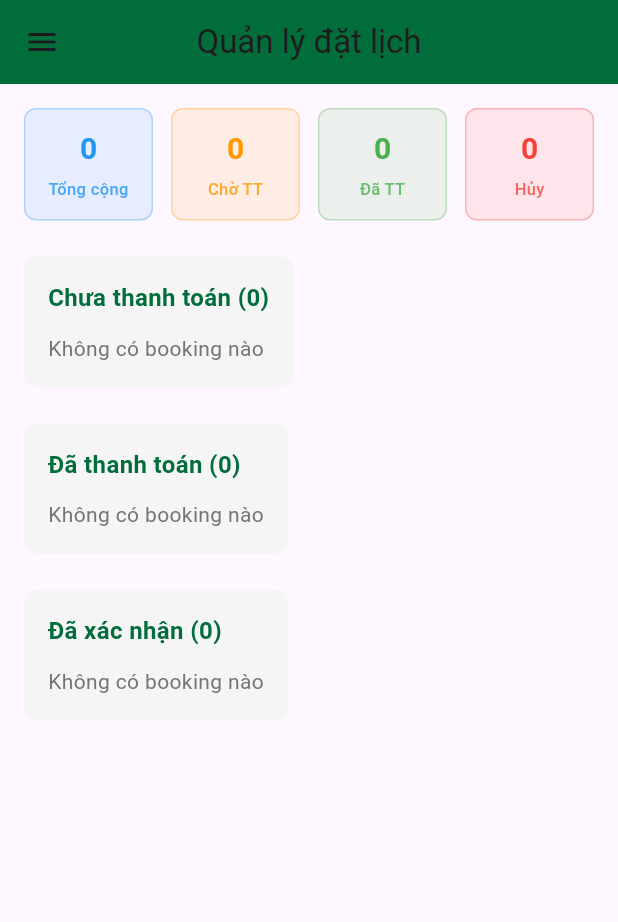
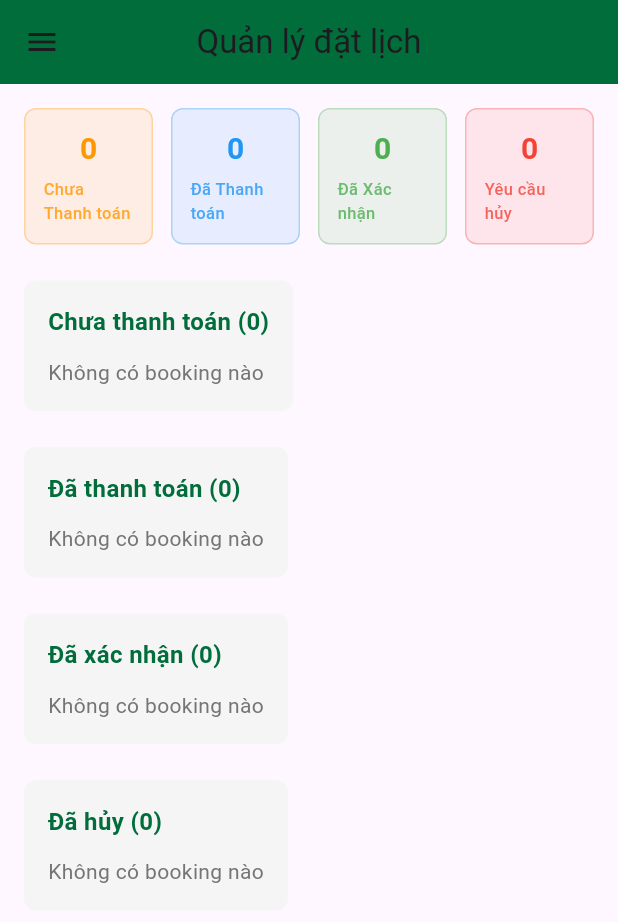
Before and after one commit to votanhoang483/SE357.Q12-CALO-Booking-App, a Flutter app: the StaffScreen screen opened directly, on a phone screen of 412 x 824 dp. Shown: the top 922 px of the screen. Run offline on Flutter 3.47's test engine with Material 3 defaults, Android fonts, the phone set to English and light mode, and no system bars; our stand-ins replace cloud_firestore, firebase_auth, firebase_core, flutter_riverpod; accounts and stored records are empty.

Commit message:
adjust staff screen

```diff
--- a/calo_booking_app/lib/presentation/screens/register_screen.dart
+++ b/calo_booking_app/lib/presentation/screens/register_screen.dart
@@ -134,6 +134,7 @@ class _RegisterScreenState extends ConsumerState<RegisterScreen> {
         backgroundColor: const Color(0xFF016D3B),
         elevation: 0,
       ),
+      backgroundColor: Colors.white,
       body: SafeArea(
         child: SingleChildScrollView(
           child: Padding(
--- a/calo_booking_app/lib/presentation/screens/staff_screen.dart
+++ b/calo_booking_app/lib/presentation/screens/staff_screen.dart
@@ -82,11 +82,13 @@ class _StaffScreenState extends ConsumerState<StaffScreen> {
 
   Widget _buildBody(List<Map<String, dynamic>> bookings) {
     // Calculate stats
-    final totalBookings = bookings.length;
     final pendingPayment = bookings
         .where((b) => b['status'] == 'Chưa thanh toán')
         .length;
     final paid = bookings.where((b) => b['status'] == 'Đã thanh toán').length;
+    final confirmed = bookings
+        .where((b) => b['status'] == 'Đã xác nhận')
+        .length;
     final cancelRequests = bookings
         .where((b) => b['status'] == 'Yêu cầu hủy')
         .length;
@@ -98,7 +100,7 @@ class _StaffScreenState extends ConsumerState<StaffScreen> {
           crossAxisAlignment: CrossAxisAlignment.start,
           children: [
             // Stats Cards
-            _buildStatsRow(totalBookings, pendingPayment, paid, cancelRequests),
+            _buildStatsRow(pendingPayment, paid, confirmed, cancelRequests),
             const SizedBox(height: 24),
 
             // Bookings by status
@@ -109,16 +111,16 @@ class _StaffScreenState extends ConsumerState<StaffScreen> {
     );
   }
 
-  Widget _buildStatsRow(int total, int pending, int paid, int cancel) {
+  Widget _buildStatsRow(int pending, int paid, int confirmed, int cancel) {
     return Row(
       children: [
-        _buildStatCard('Tổng cộng', total.toString(), Colors.blue),
+        _buildStatCard('Chưa Thanh toán', pending.toString(), Colors.orange),
         const SizedBox(width: 12),
-        _buildStatCard('Chờ TT', pending.toString(), Colors.orange),
+        _buildStatCard('Đã Thanh toán', paid.toString(), Colors.blue),
         const SizedBox(width: 12),
-        _buildStatCard('Đã TT', paid.toString(), Colors.green),
+        _buildStatCard('Đã Xác nhận', confirmed.toString(), Colors.green),
         const SizedBox(width: 12),
-        _buildStatCard('Hủy', cancel.toString(), Colors.red),
+        _buildStatCard('Yêu cầu hủy', cancel.toString(), Colors.red),
       ],
     );
   }
@@ -169,6 +171,7 @@ class _StaffScreenState extends ConsumerState<StaffScreen> {
     final cancelRequests = bookings
         .where((b) => b['status'] == 'Yêu cầu hủy')
         .toList();
+    final cancelled = bookings.where((b) => b['status'] == 'Đã hủy').toList();
 
     return Column(
       crossAxisAlignment: CrossAxisAlignment.start,
@@ -208,7 +211,16 @@ class _StaffScreenState extends ConsumerState<StaffScreen> {
             onConfirm: (bookingId) => _approveCancellation(bookingId),
             onDelete: (bookingId) => _rejectCancellation(bookingId),
           ),
+          const SizedBox(height: 24),
         ],
+
+        // Cancelled bookings
+        _buildSection(
+          title: 'Đã hủy (${cancelled.length})',
+          bookings: cancelled,
+          onConfirm: null,
+          onDelete: null,
+        ),
       ],
     );
   }
```
